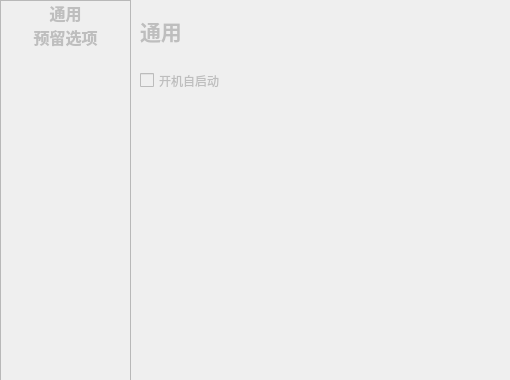
The window that settings.ui (changchang-max/DeviceUsageTime) describes before a commit, drawn with Qt 5.
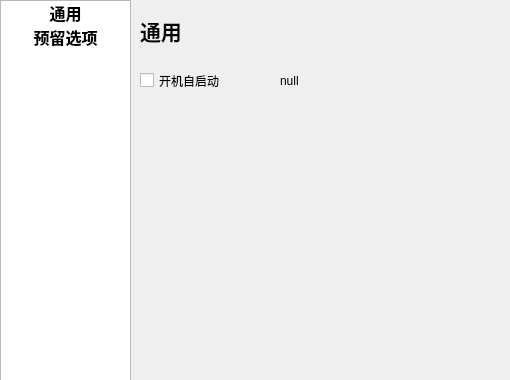
The same window after the commit. Icons and pictures are not drawn.

```diff
--- a/settings.ui
+++ b/settings.ui
@@ -3,7 +3,7 @@
  <class>Settings</class>
  <widget class="QWidget" name="Settings">
   <property name="enabled">
-   <bool>false</bool>
+   <bool>true</bool>
   </property>
   <property name="geometry">
    <rect>
@@ -74,7 +74,7 @@
   </widget>
   <widget class="QStackedWidget" name="stackedWidget">
    <property name="enabled">
-    <bool>false</bool>
+    <bool>true</bool>
    </property>
    <property name="geometry">
     <rect>
@@ -93,7 +93,7 @@
    <widget class="QWidget" name="page_1">
     <widget class="QCheckBox" name="checkBox">
      <property name="enabled">
-      <bool>false</bool>
+      <bool>true</bool>
      </property>
      <property name="geometry">
       <rect>
@@ -136,6 +136,19 @@
       <string>通用</string>
      </property>
     </widget>
+    <widget class="QLabel" name="label_3">
+     <property name="geometry">
+      <rect>
+       <x>150</x>
+       <y>70</y>
+       <width>54</width>
+       <height>21</height>
+      </rect>
+     </property>
+     <property name="text">
+      <string>null</string>
+     </property>
+    </widget>
    </widget>
    <widget class="QWidget" name="page_2">
     <widget class="QLabel" name="label_2">
```
Left out of the diff: 2 changed lines with no effect on the pictures.
